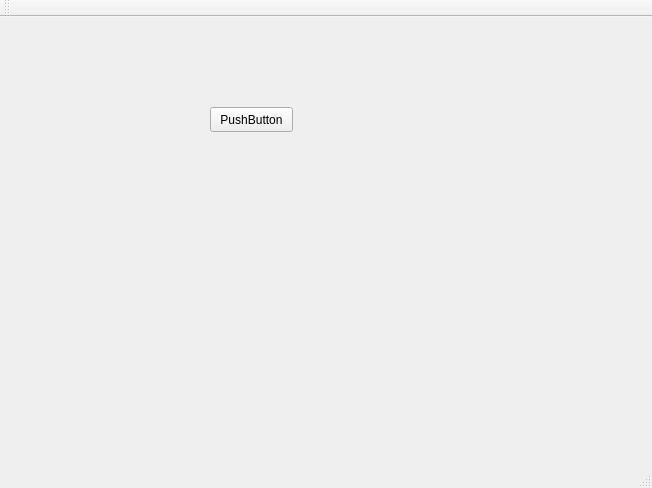
aarontc/MusicManager, file src/mainwindow.ui: the form before one commit.
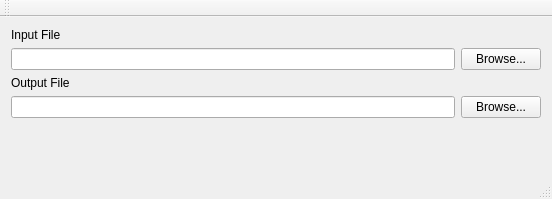
The form after the commit.

Commit message: added some basic functionality for Application information and loading / saving default GUI values on MainWindow

What changed in the file:
```diff
--- a/src/mainwindow.ui
+++ b/src/mainwindow.ui
@@ -6,27 +6,63 @@
    <rect>
     <x>0</x>
     <y>0</y>
-    <width>652</width>
-    <height>488</height>
+    <width>552</width>
+    <height>199</height>
    </rect>
   </property>
   <property name="windowTitle">
    <string>MainWindow</string>
   </property>
   <widget class="QWidget" name="centralWidget">
-   <widget class="QPushButton" name="pushButton">
-    <property name="geometry">
-     <rect>
-      <x>210</x>
-      <y>90</y>
-      <width>83</width>
-      <height>25</height>
-     </rect>
-    </property>
-    <property name="text">
-     <string>PushButton</string>
-    </property>
-   </widget>
+   <layout class="QGridLayout" name="gridLayout">
+    <item row="0" column="0">
+     <widget class="QLabel" name="label">
+      <property name="text">
+       <string>Input File</string>
+      </property>
+     </widget>
+    </item>
+    <item row="1" column="0">
+     <widget class="QLineEdit" name="LE_InputFile"/>
+    </item>
+    <item row="1" column="1">
+     <widget class="QPushButton" name="BTN_InputBrowse">
+      <property name="text">
+       <string>Browse...</string>
+      </property>
+     </widget>
+    </item>
+    <item row="2" column="0">
+     <widget class="QLabel" name="label_2">
+      <property name="text">
+       <string>Output File</string>
+      </property>
+     </widget>
+    </item>
+    <item row="3" column="0">
+     <widget class="QLineEdit" name="LE_OutputFile"/>
+    </item>
+    <item row="3" column="1">
+     <widget class="QPushButton" name="BTN_OutputBrowse">
+      <property name="text">
+       <string>Browse...</string>
+      </property>
+     </widget>
+    </item>
+    <item row="4" column="0">
+     <spacer name="verticalSpacer_2">
+      <property name="orientation">
+       <enum>Qt::Vertical</enum>
+      </property>
+      <property name="sizeHint" stdset="0">
+       <size>
+        <width>20</width>
+        <height>45</height>
+       </size>
+      </property>
+     </spacer>
+    </item>
+   </layout>
   </widget>
   <widget class="QMenuBar" name="menuBar">
    <property name="geometry">
```
Left out of the diff: 4 changed lines with no effect on the pictures. The commit also changes 3 other files.
